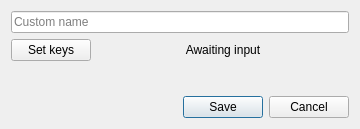
IMatynia/epicki-soundboard-v3, file ui/layouts/TTSDialog.ui: the form before one commit.
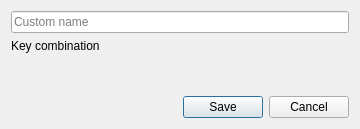
The form after the commit.

Diff of the .ui file:
```diff
--- a/ui/layouts/TTSDialog.ui
+++ b/ui/layouts/TTSDialog.ui
@@ -13,8 +13,6 @@
   <property name="windowTitle">
    <string>Add from TTS</string>
   </property>
-  <layout class="QVBoxLayout" name="verticalLayout_2">
-   <item>
     <layout class="QVBoxLayout" name="verticalLayout">
      <item>
       <widget class="QLineEdit" name="leName">
@@ -28,26 +26,19 @@
      </item>
      <item>
       <layout class="QHBoxLayout" name="horizontalLayout_2">
-       <item>
-        <widget class="QPushButton" name="bScanKeys">
-         <property name="text">
-          <string>Set keys</string>
-         </property>
-        </widget>
-       </item>
        <item>
         <widget class="QLabel" name="lKeys">
          <property name="sizePolicy">
-          <sizepolicy hsizetype="MinimumExpanding" vsizetype="Preferred">
+        <sizepolicy hsizetype="Preferred" vsizetype="Preferred">
            <horstretch>0</horstretch>
            <verstretch>0</verstretch>
           </sizepolicy>
          </property>
          <property name="text">
-          <string>Awaiting input</string>
+        <string>Key combination</string>
          </property>
          <property name="alignment">
-          <set>Qt::AlignCenter</set>
+        <set>Qt::AlignLeading|Qt::AlignLeft|Qt::AlignVCenter</set>
          </property>
         </widget>
        </item>
@@ -61,12 +52,10 @@
        <property name="sizeHint" stdset="0">
         <size>
          <width>20</width>
-         <height>40</height>
+       <height>11</height>
         </size>
        </property>
       </spacer>
-     </item>
-    </layout>
    </item>
    <item>
     <layout class="QHBoxLayout" name="horizontalLayout">
```
Left out of the diff: 3 changed lines with no effect on the pictures. Lines whose indentation alone changed are shown as unchanged.
